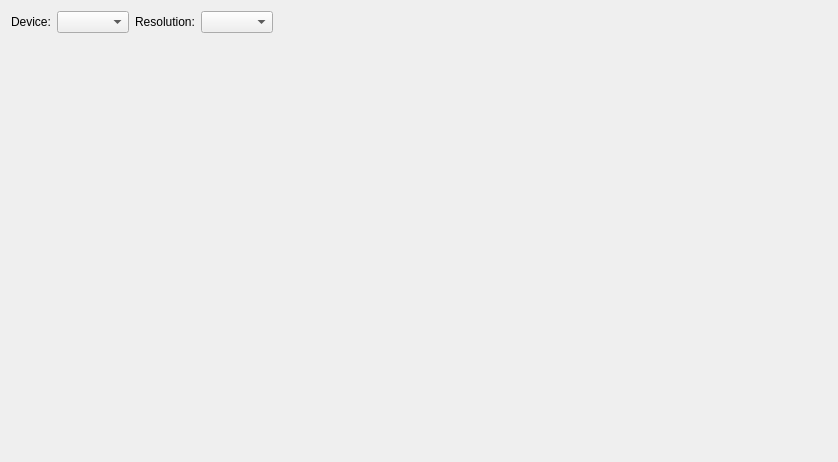
Qt form video/StopMoCap/trunk/stopmocap.ui (pfedick/openstopmotion) before a commit.
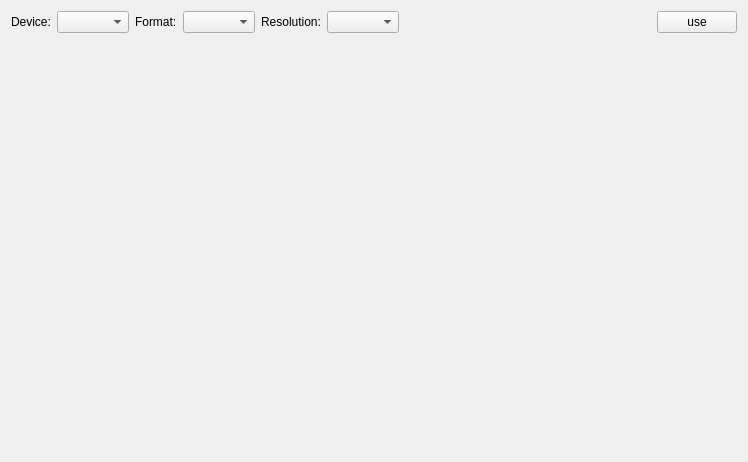
The same form after that commit. Icons and pictures are not drawn.

```diff
--- a/video/StopMoCap/trunk/stopmocap.ui
+++ b/video/StopMoCap/trunk/stopmocap.ui
@@ -6,7 +6,7 @@
    <rect>
     <x>0</x>
     <y>0</y>
-    <width>838</width>
+    <width>748</width>
     <height>462</height>
    </rect>
   </property>
@@ -26,6 +26,16 @@
      <item>
       <widget class="QComboBox" name="deviceComboBox"/>
      </item>
+     <item>
+      <widget class="QLabel" name="label_3">
+       <property name="text">
+        <string>Format:</string>
+       </property>
+      </widget>
+     </item>
+     <item>
+      <widget class="QComboBox" name="formatComboBox"/>
+     </item>
      <item>
       <widget class="QLabel" name="label_2">
        <property name="text">
@@ -49,6 +59,13 @@
        </property>
       </spacer>
      </item>
+     <item>
+      <widget class="QPushButton" name="useDevice">
+       <property name="text">
+        <string>use</string>
+       </property>
+      </widget>
+     </item>
     </layout>
    </item>
    <item>
```
Left out of the diff: 8 changed lines with no effect on the pictures.
